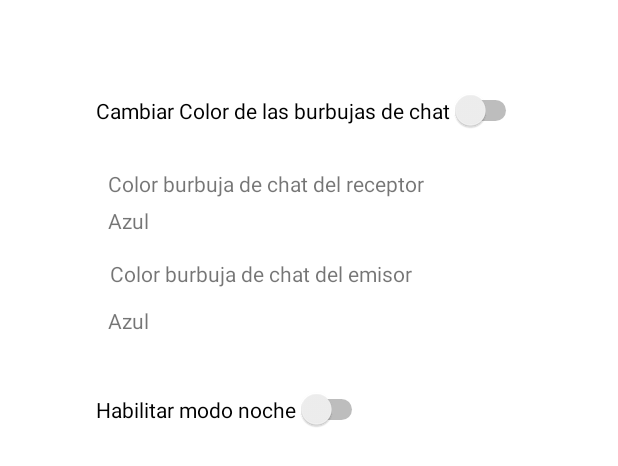
After one commit to RNavarroSanchez/Proyecto-Final-Foro, an Android app: the layout layout_settings.xml on its own in the app's theme, with its tools: preview values and no code run, on a phone screen of 412 x 824 dp. The commit adds this screen. Shown: the top 466 px of the screen. Run offline under Robolectric (Android 15) with nearby library versions, the phone set to English and light mode, and no system bars.

Commit message:
vamos ahi

```diff
--- /dev/null
+++ b/app/src/main/java/com/rnavarro/forofinal/SettingsActivity.java
@@ -0,0 +1,4 @@
+package com.rnavarro.forofinal;
+
+public class SettingsActivity {
+}
--- a/app/src/main/java/com/rnavarro/forofinal/adapters/AdapterForo.java
+++ b/app/src/main/java/com/rnavarro/forofinal/adapters/AdapterForo.java
@@ -56,8 +56,8 @@ public class AdapterForo extends RecyclerView.Adapter<AdapterForo.ForoHolder> {
             @Override
             public void onClick(View v) {
                 Intent i= new Intent(context,MessageActivity.class);
-                 String foro= userCollectionforos.document().getId();
-                i.putExtra("foro",foro);
+             //    String foro= userCollectionforos.document().getId();
+                i.putExtra("foro",foro.getId());
                 context.startActivity(i);
             }
         });
--- a/app/src/main/java/com/rnavarro/forofinal/adapters/AdapterMessage.java
+++ b/app/src/main/java/com/rnavarro/forofinal/adapters/AdapterMessage.java
@@ -46,12 +46,10 @@ public class AdapterMessage extends RecyclerView.Adapter<AdapterMessage.MessageH
     @Override
     public void onBindViewHolder(@NonNull AdapterMessage.MessageHolder holder, int position) {
         final  Message message=listamessage.get(position);
-     //   String date= parseDateToddMMyyyy(message.getDate());
-       // holder.date.setText(date);
+       String date= parseDateToddMMyyyy(message.getDate().toDate());
+        holder.date.setText(date);
         holder.email.setText(message.getEmail());
         holder.message.setText(message.getMenssage());
-
-
     }
 
     @Override
--- /dev/null
+++ b/app/src/main/res/layout/layout_settings.xml
@@ -0,0 +1,80 @@
+<?xml version="1.0" encoding="utf-8"?>
+<androidx.constraintlayout.widget.ConstraintLayout xmlns:android="http://schemas.android.com/apk/res/android"
+    xmlns:app="http://schemas.android.com/apk/res-auto"
+    xmlns:tools="http://schemas.android.com/tools"
+    android:layout_width="match_parent"
+    android:layout_height="match_parent"
+    android:clickable="false">
+
+    <Switch
+        android:id="@+id/swColor"
+        android:layout_width="wrap_content"
+        android:layout_height="wrap_content"
+        android:layout_marginTop="60dp"
+        android:text="Cambiar Color de las burbujas de chat"
+        app:layout_constraintEnd_toEndOf="parent"
+        app:layout_constraintStart_toStartOf="parent"
+        app:layout_constraintTop_toTopOf="parent" />
+
+    <TextView
+        android:id="@+id/textView2"
+        android:layout_width="wrap_content"
+        android:layout_height="wrap_content"
+        android:layout_marginStart="72dp"
+        android:layout_marginTop="25dp"
+        android:layout_marginBottom="4dp"
+        android:text="Color burbuja de chat del receptor"
+        app:layout_constraintBottom_toTopOf="@+id/textView3"
+        app:layout_constraintStart_toStartOf="parent"
+        app:layout_constraintTop_toBottomOf="@+id/swColor"
+        app:layout_constraintVertical_bias="1.0" />
+
+    <TextView
+        android:id="@+id/textView3"
+        android:layout_width="wrap_content"
+        android:layout_height="wrap_content"
+        android:layout_marginTop="5dp"
+        android:clickable="true"
+        android:text="Azul"
+        app:layout_constraintEnd_toEndOf="parent"
+        app:layout_constraintHorizontal_bias="0.187"
+        app:layout_constraintStart_toStartOf="parent"
+        app:layout_constraintTop_toBottomOf="@+id/textView2" />
+
+    <TextView
+        android:id="@+id/textView4"
+        android:layout_width="wrap_content"
+        android:layout_height="wrap_content"
+        android:layout_marginStart="32dp"
+        android:layout_marginTop="16dp"
+        android:layout_marginEnd="119dp"
+        android:clickable="true"
+        android:text="Color burbuja de chat del emisor"
+        app:layout_constraintEnd_toEndOf="parent"
+        app:layout_constraintHorizontal_bias="0.701"
+        app:layout_constraintStart_toStartOf="parent"
+        app:layout_constraintTop_toBottomOf="@+id/textView3" />
+
+    <TextView
+        android:id="@+id/textView5"
+        android:layout_width="wrap_content"
+        android:layout_height="wrap_content"
+        android:layout_marginTop="12dp"
+        android:clickable="true"
+        android:text="Azul"
+        app:layout_constraintEnd_toEndOf="parent"
+        app:layout_constraintHorizontal_bias="0.187"
+        app:layout_constraintStart_toStartOf="parent"
+        app:layout_constraintTop_toBottomOf="@+id/textView4" />
+
+    <Switch
+        android:id="@+id/switch2"
+        android:layout_width="wrap_content"
+        android:layout_height="wrap_content"
+        android:layout_marginTop="36dp"
+        android:text="Habilitar modo noche"
+        app:layout_constraintEnd_toEndOf="parent"
+        app:layout_constraintHorizontal_bias="0.278"
+        app:layout_constraintStart_toStartOf="parent"
+        app:layout_constraintTop_toBottomOf="@+id/textView5" />
+</androidx.constraintlayout.widget.ConstraintLayout>
--- a/app/src/main/res/menu/menu.xml
+++ b/app/src/main/res/menu/menu.xml
@@ -7,6 +7,7 @@
         android:title="Salir"
         app:showAsAction="always" />
     <item
+        android:id="@+id/menu_ajustes"
         android:icon="@drawable/ic_baseline_settings_24"
         android:title="menu_ajustes"
         app:showAsAction="always" />
```
Also changed, not shown: app/src/main/java/com/rnavarro/forofinal/MainActivity.java (+37 -2 lines), app/src/main/res/layout/item_mensaje.xml (+11 -12 lines), app/src/main/res/layout/lista_message.xml (+5 -5 lines).
